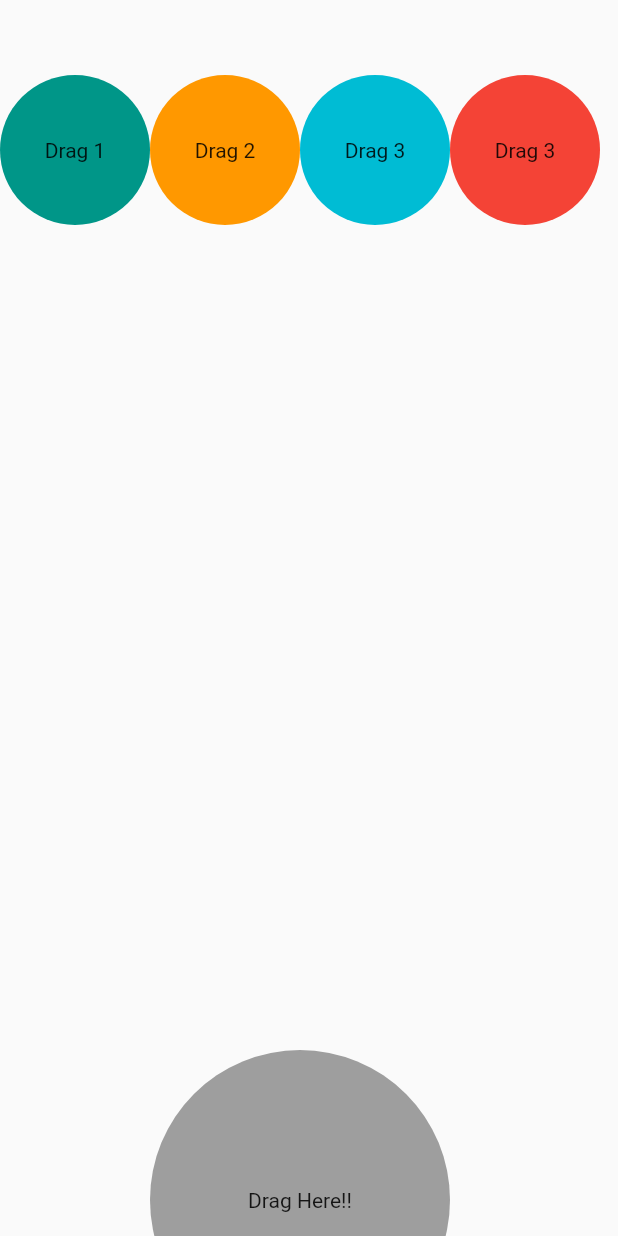
After one commit to shinewanna/Test-New-Features, a Flutter app: the screen it shows after launch, after a tap on "Shine", on a phone screen of 412 x 824 dp. The commit adds this screen. Run offline on Flutter 3.47's test engine with Material 2 defaults, Android fonts, the phone set to English and light mode, and no system bars; missing offline and left inert: get_version.

Commit message:
drag,drop and reorderable list

```diff
--- /dev/null
+++ b/lib/draggable.dart
@@ -0,0 +1,144 @@
+import 'package:flutter/material.dart';
+
+class Drag extends StatefulWidget {
+  @override
+  _DragState createState() => _DragState();
+}
+
+class _DragState extends State<Drag> {
+  Color _color = Colors.grey;
+  @override
+  Widget build(BuildContext context) {
+    return Scaffold(
+      body: Stack(
+        children: <Widget>[
+          DragglableWidget(
+            offset: Offset(0, 50),
+            color: Colors.teal,
+            text: "Drag 1",
+          ),
+          DragglableWidget(
+            offset: Offset(100, 50),
+            color: Colors.orange,
+            text: "Drag 2",
+          ),
+          DragglableWidget(
+            offset: Offset(200, 50),
+            color: Colors.cyan,
+            text: "Drag 3",
+          ),
+          DragglableWidget(
+            offset: Offset(300, 50),
+            color: Colors.red,
+            text: "Drag 3",
+          ),
+          Positioned(
+            top: 700,
+            left: 100,
+            child: DragTarget(
+              builder: (BuildContext context, List candidateData,
+                  List rejectedData) {
+                return Container(
+                  decoration: BoxDecoration(
+                    borderRadius: BorderRadius.circular(100),
+                    color: _color,
+                  ),
+                  alignment: Alignment.center,
+                  height: 200,
+                  width: 200,
+                  child: Text("Drag Here!!"),
+                );
+              },
+              onAccept: (Color color) {
+                print("here");
+                _color = color;
+              },
+              onWillAccept: (data) {
+                setState(() {
+                  _color = Colors.greenAccent;
+                });
+                return true;
+              },
+              onLeave: (data) {
+                 setState(() {
+                  _color = Colors.grey;
+                });
+              },
+            ),
+          )
+        ],
+      ),
+    );
+  }
+}
+
+class DragglableWidget extends StatefulWidget {
+  Offset offset;
+  Color color;
+  String text;
+
+  DragglableWidget({Key key, this.offset, this.color, this.text})
+      : super(key: key);
+  @override
+  _DragglableWidgetState createState() => _DragglableWidgetState();
+}
+
+class _DragglableWidgetState extends State<DragglableWidget> {
+  Offset offset = Offset(0.0, 0.0);
+
+  @override
+  void initState() {
+    super.initState();
+    offset = widget.offset;
+  }
+
+  @override
+  Widget build(BuildContext context) {
+    return Positioned(
+      top: offset.dy,
+      left: offset.dx,
+      child: Draggable(
+        child: Container(
+          width: 100,
+          height: 100,
+          decoration: BoxDecoration(
+            borderRadius: BorderRadius.circular(70),
+            color: widget.color,
+          ),
+          child: Center(
+            child: Text(
+              widget.text,
+              style: TextStyle(decoration: TextDecoration.none),
+            ),
+          ),
+        ),
+        data: widget.color,
+        onDraggableCanceled: (v, o) {
+          setState(() {
+            offset = o;
+          });
+        },
+        childWhenDragging: Container(),
+        dragAnchor: DragAnchor.child,
+
+        feedback: Container(
+          decoration: BoxDecoration(
+            borderRadius: BorderRadius.circular(100),
+            color: widget.color.withOpacity(.8),
+          ),
+          width: 100,
+          height: 100,
+          child: Center(
+            child: Text(widget.text,
+                style: TextStyle(
+                  decoration: TextDecoration.none,
+                  fontWeight: FontWeight.normal,
+                  fontSize: 19,
+                  color: Colors.black,
+                )),
+          ),
+        ),
+      ),
+    );
+  }
+}
--- a/lib/main.dart
+++ b/lib/main.dart
@@ -1,6 +1,7 @@
 import 'package:flutter/material.dart';
 import 'package:flutter/services.dart';
 import 'package:get_version/get_version.dart';
+import 'package:testing_new_features/draggable.dart';
 import 'package:url_launcher/url_launcher.dart';
 import 'package:flutter/cupertino.dart';
 import 'dart:io' show Platform;
@@ -15,9 +16,10 @@ class MyApp extends StatefulWidget {
 }
 
 class _MyAppState extends State<MyApp> {
-  String APP_STORE_URL =
+  List<String> text = ["Shine", "Wanna", "Kyaw", "Lin", "Htwe", "Jupine"];
+  static const String APP_STORE_URL =
       'https://phobos.apple.com/WebObjects/MZStore.woa/wa/viewSoftwareUpdate?id=APP_ID&mt=8';
-  String PLAY_STORE_URL =
+  static const String PLAY_STORE_URL =
       'https://play.google.com/store/apps/details?id=com.asaygo.eslite';
   String _projectCode = '';
   @override
@@ -100,9 +102,29 @@ class _MyAppState extends State<MyApp> {
   @override
   Widget build(BuildContext context) {
     return Scaffold(
-      appBar: AppBar(
-        title: Text('Test Auto Update'),
-      ),
-    );
+        appBar: AppBar(
+          title: Text('Test Auto Update/Reorderable List'),
+        ),
+        body: ReorderableListView(
+          children: text.map((f) {
+            return ListTile(
+              onTap: () {
+                Navigator.push(
+                    context,
+                    MaterialPageRoute(
+                        builder: (BuildContext context) => Drag()));
+              },
+              key: ObjectKey(f),
+              title: Text(f),
+            );
+          }).toList(),
+          onReorder: (int oldIndex, int newIndex) {
+            setState(() {
+              if (newIndex > oldIndex) newIndex -= 1;
+              var element = text.removeAt(oldIndex);
+              text.insert(newIndex, element);
+            });
+          },
+        ));
   }
 }
```
Also changed, not shown: 1 other file.
